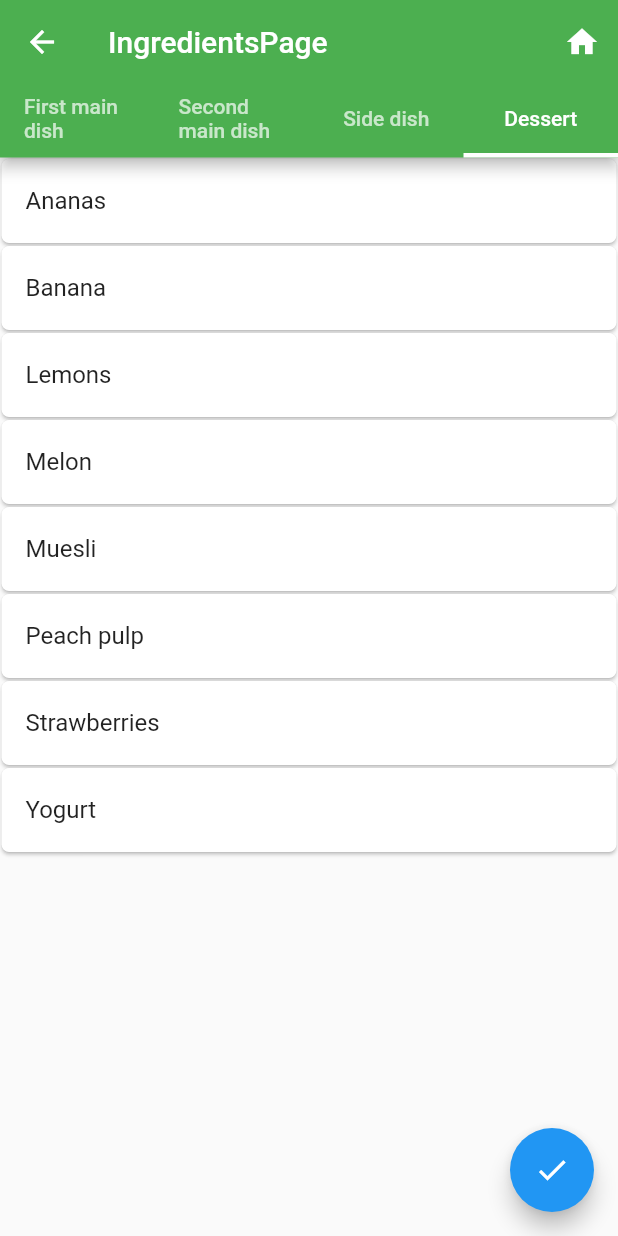
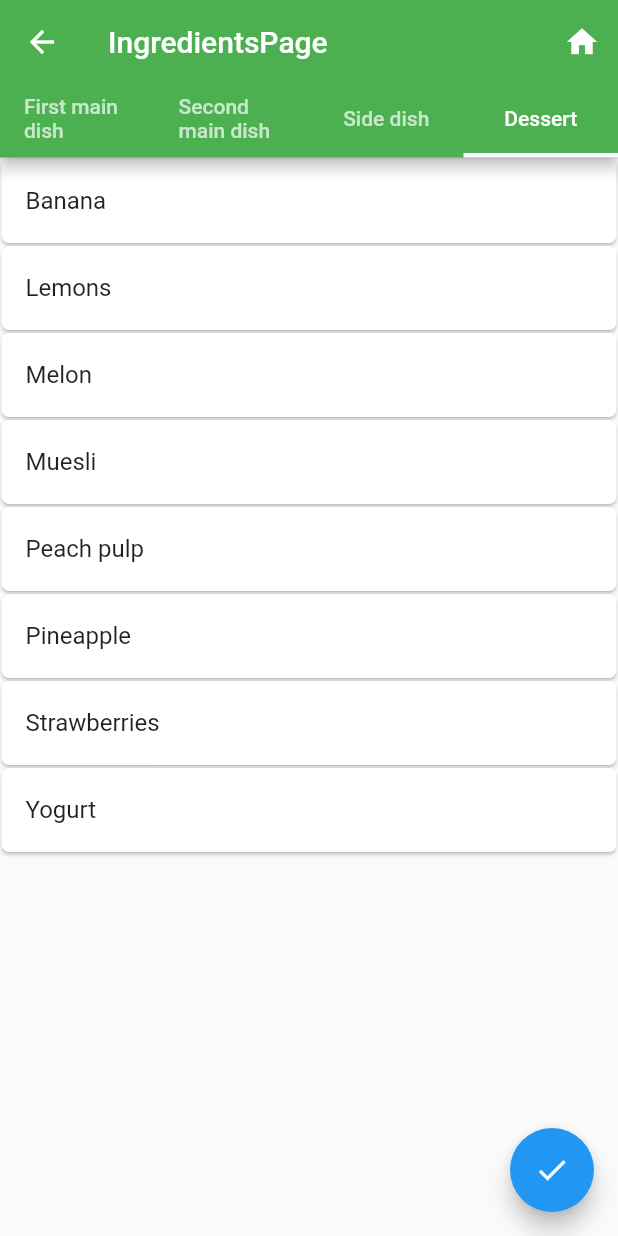
Before and after one commit to SamueleBarbizzi/Flutter-doctors, a Flutter app: the IngredientsPage screen opened directly, tab 4 chosen, on a phone screen of 412 x 824 dp. Run offline on Flutter 3.47's test engine with Material 2 defaults, Android fonts, the light colour scheme and no system bars; our stand-ins replace flutter_login, material_design_icons_flutter, shared_preferences; accounts and stored records are empty.

Commit message:
ingredients to recipe bug fix

```diff
--- a/lib/models/groups.dart
+++ b/lib/models/groups.dart
@@ -7,6 +7,9 @@ class Groups {
 
   // here we creates the groups in which the ingredients are displayed,
   // based on the course they are used for
+    final List<Map> BreakfastIngredients = IngredientsList().ingredientslist
+  .where((element) => element['course'].contains('Breakfast')).toList();
+
   final List<Map> FirstMainDishIngredients = IngredientsList().ingredientslist
   .where((element) => element['course'].contains('Main1')).toList();
 
@@ -25,6 +28,10 @@ class Groups {
 
   // here we creates the groups in which the recipes are displayed,
   // based on the course  in which they are used
+
+  final List<Map> BreakfastDishes = CookBook().recipeslist
+  .where((element) => element['course'].contains('Breakfast')).toList();
+
   final List<Map> FirstMainDishes = CookBook().recipeslist
   .where((element) => element['course'].contains('Main1')).toList();
 
@@ -41,6 +48,10 @@ class Groups {
     return [FirstMainDishes,SecondMainDishes,SideDishes,DessertDishes];
   }
 
+  List getBreakfastDishes(){
+    return [BreakfastDishes];
+  }
+
   List getDessertDishes(){
     return [DessertDishes];
   }
--- a/lib/models/ingredientslist.dart
+++ b/lib/models/ingredientslist.dart
@@ -8,13 +8,21 @@ class IngredientsList{
 
 // List of all ingredients
   final List<Map> ingredientslist = [
+
+/*
+{'id': num,
+    'name': 'ingredient',
+    'course': 'course#'
+    'isSelected': false},
+*/
+
     {'id': 1,
     'name': '00 flour',
     'isSelected': false,
     'course':['Main2']},
 
     {'id': 2,
-    'name': 'Ananas',
+    'name': 'Pineapple',
     'isSelected': false,
     'course':['Dessert']},
 
@@ -49,7 +57,7 @@ class IngredientsList{
     'course':['Main2', 'Side']},
 
     {'id': 9,
-    'name': 'Broccoli ',
+    'name': 'Broccoli',
     'isSelected': false,
     'course':['Main1']},
 
@@ -69,12 +77,12 @@ class IngredientsList{
     'course':['Main1', 'Main2']},
 
     {'id': 13,
-    'name': 'Celery ',
+    'name': 'Celery',
     'isSelected': false,
     'course':['Main1', 'Main2']},
 
     {'id': 14,
-    'name': 'Chicken ',
+    'name': 'Chicken',
     'isSelected': false,
     'course':['Main2']},
 
@@ -224,7 +232,7 @@ class IngredientsList{
     'course':['Side']},
 
     {'id': 44,
-    'name': 'Mozzarella ',
+    'name': 'Mozzarella',
     'isSelected': false,
     'course':['Main1']},
 
@@ -329,7 +337,7 @@ class IngredientsList{
     'course':[]},
 
     {'id': 65,
-    'name': 'Saffron ',
+    'name': 'Saffron',
     'isSelected': false,
     'course':['Main1']},
 
@@ -472,10 +480,3 @@ class IngredientsList{
 
 
 }//Ingredients
-
-/*
-{'id': 1,
-    'name': 'ingredient',
-    'course': 'course#'
-    'isSelected': false},
-*/
```
Also changed, not shown: lib/screens/cookbookpage.dart (+4 -3 lines).
